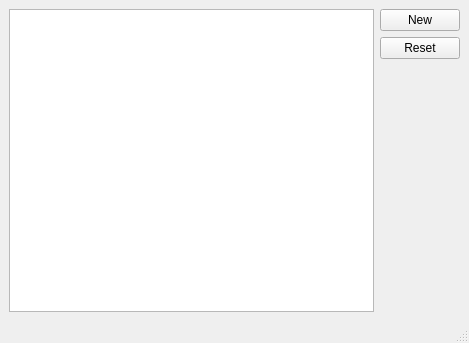
Old version of the form src/gui/SudokuDialogUi.ui in the repository jessie828/Sudoku.
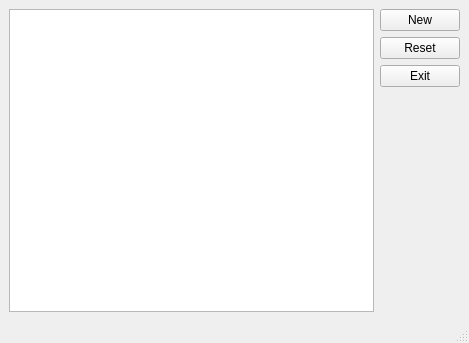
New version of the form. Custom widgets are drawn as their Qt base class.

Commit message: made buttons work

```diff
--- a/src/gui/SudokuDialogUi.ui
+++ b/src/gui/SudokuDialogUi.ui
@@ -36,6 +36,13 @@
           </property>
          </widget>
         </item>
+        <item>
+         <widget class="QPushButton" name="m_exitButton">
+          <property name="text">
+           <string>Exit</string>
+          </property>
+         </widget>
+        </item>
         <item>
          <spacer name="verticalSpacer">
           <property name="orientation">
```
Left out of the diff: 4 changed lines with no effect on the pictures. The commit also changes 2 other files.
